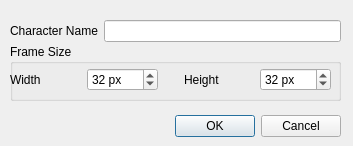
Qt form src/newcharacterdialog.ui (skwee/dmut) before a commit.
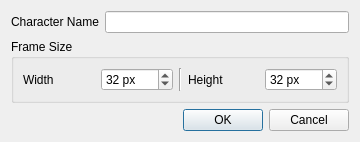
The same form after that commit.

Patch:
```diff
--- a/src/newcharacterdialog.ui
+++ b/src/newcharacterdialog.ui
@@ -6,136 +6,70 @@
    <rect>
     <x>0</x>
     <y>0</y>
-    <width>353</width>
-    <height>146</height>
+    <width>360</width>
+    <height>142</height>
    </rect>
   </property>
-  <property name="sizePolicy">
-   <sizepolicy hsizetype="Fixed" vsizetype="Fixed">
-    <horstretch>0</horstretch>
-    <verstretch>0</verstretch>
-   </sizepolicy>
-  </property>
   <property name="windowTitle">
    <string>Dialog</string>
   </property>
-  <widget class="QDialogButtonBox" name="buttonBox">
-   <property name="geometry">
-    <rect>
-     <x>160</x>
-     <y>110</y>
-     <width>181</width>
-     <height>32</height>
-    </rect>
+  <layout class="QFormLayout" name="layout">
+   <property name="fieldGrowthPolicy">
+    <enum>QFormLayout::AllNonFixedFieldsGrow</enum>
    </property>
-   <property name="orientation">
-    <enum>Qt::Horizontal</enum>
-   </property>
-   <property name="standardButtons">
-    <set>QDialogButtonBox::Cancel|QDialogButtonBox::Ok</set>
-   </property>
-  </widget>
-  <widget class="QWidget" name="verticalLayoutWidget">
-   <property name="geometry">
-    <rect>
-     <x>10</x>
-     <y>20</y>
-     <width>331</width>
-     <height>81</height>
-    </rect>
-   </property>
-   <layout class="QVBoxLayout" name="mainLayout" stretch="0,1">
-    <property name="spacing">
-     <number>2</number>
-    </property>
-    <property name="sizeConstraint">
-     <enum>QLayout::SetDefaultConstraint</enum>
-    </property>
-    <property name="bottomMargin">
-     <number>0</number>
-    </property>
-    <item>
-     <layout class="QHBoxLayout" name="characterNameLayout">
-      <property name="spacing">
-       <number>6</number>
-      </property>
-      <item>
-       <widget class="QLabel" name="characterNameLabel">
+   <item row="0" column="0">
+    <widget class="QLabel" name="nameLabel">
         <property name="text">
          <string>Character Name</string>
         </property>
        </widget>
       </item>
-      <item>
-       <widget class="QLineEdit" name="characterNameEdit"/>
-      </item>
-     </layout>
-    </item>
-    <item>
+   <item row="0" column="1">
+    <widget class="QLineEdit" name="nameLineEdit"/>
+   </item>
+   <item row="1" column="0" colspan="2">
      <widget class="QGroupBox" name="frameSizeGroupBox">
       <property name="title">
        <string>Frame Size</string>
       </property>
-      <widget class="QWidget" name="horizontalLayoutWidget">
-       <property name="geometry">
-        <rect>
-         <x>0</x>
-         <y>20</y>
-         <width>321</width>
-         <height>31</height>
-        </rect>
-       </property>
-       <layout class="QHBoxLayout" name="frameSizeLayout_2">
-        <item>
-         <widget class="QLabel" name="frameWidthLabel">
+     <layout class="QGridLayout" name="gridLayout">
+      <item row="0" column="1">
+       <widget class="QSpinBox" name="frameSizeWidthSpinBox">
+        <property name="suffix">
+         <string> px</string>
+        </property>
+        <property name="minimum">
+         <number>1</number>
+        </property>
+        <property name="maximum">
+         <number>1024</number>
+        </property>
+        <property name="value">
+         <number>32</number>
+        </property>
+       </widget>
+      </item>
+      <item row="0" column="0">
+       <widget class="QLabel" name="frameSizeWidthLabel">
           <property name="text">
            <string>Width</string>
           </property>
          </widget>
         </item>
-        <item>
-         <widget class="QSpinBox" name="frameWidthBox">
-          <property name="suffix">
-           <string> px</string>
-          </property>
-          <property name="minimum">
-           <number>8</number>
-          </property>
-          <property name="maximum">
-           <number>1024</number>
-          </property>
-          <property name="value">
-           <number>32</number>
-          </property>
-         </widget>
-        </item>
-        <item>
-         <spacer name="frameSizeSpacer">
-          <property name="orientation">
-           <enum>Qt::Vertical</enum>
-          </property>
-          <property name="sizeHint" stdset="0">
-           <size>
-            <width>20</width>
-            <height>40</height>
-           </size>
-          </property>
-         </spacer>
-        </item>
-        <item>
-         <widget class="QLabel" name="frameHeightLabel">
+      <item row="0" column="3">
+       <widget class="QLabel" name="frameSizeHeightLabel">
           <property name="text">
            <string>Height</string>
           </property>
          </widget>
         </item>
-        <item>
-         <widget class="QSpinBox" name="frameHeightBox">
+      <item row="0" column="4">
+       <widget class="QSpinBox" name="frameSizeHeightSpinBox">
           <property name="suffix">
            <string> px</string>
           </property>
           <property name="minimum">
-           <number>8</number>
+         <number>1</number>
           </property>
           <property name="maximum">
            <number>1024</number>
@@ -145,12 +79,27 @@
           </property>
          </widget>
         </item>
-       </layout>
-      </widget>
+      <item row="0" column="2">
+       <widget class="Line" name="line">
+        <property name="orientation">
+         <enum>Qt::Vertical</enum>
+        </property>
+       </widget>
+      </item>
+     </layout>
+    </widget>
+   </item>
+   <item row="2" column="1">
+    <widget class="QDialogButtonBox" name="buttonBox">
+     <property name="orientation">
+      <enum>Qt::Horizontal</enum>
+     </property>
+     <property name="standardButtons">
+      <set>QDialogButtonBox::Cancel|QDialogButtonBox::Ok</set>
+     </property>
      </widget>
     </item>
    </layout>
-  </widget>
  </widget>
  <resources/>
  <connections>
```
Lines whose indentation alone changed are shown as unchanged.
